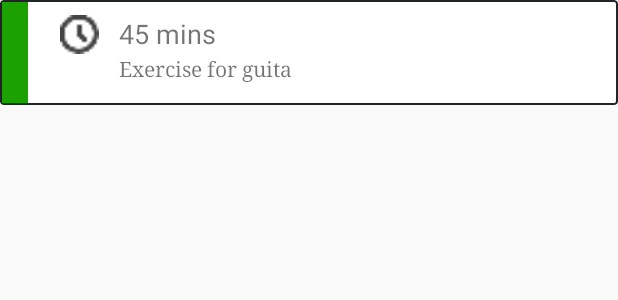
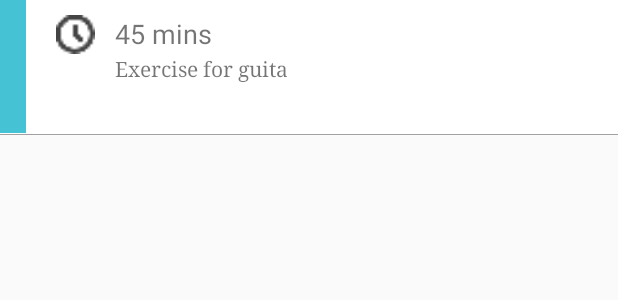
Before and after one commit to auv1107/SctDroid, an Android app: the layout listview_item.xml on its own in the app's theme, with its tools: preview values and no code run, on a phone screen of 412 x 824 dp. Shown: the top 300 px of the screen. Run offline under Robolectric (Android 15) with nearby library versions, the phone set to English and light mode, and no system bars.

```diff
--- a/app/src/main/java/com/sctdroid/reader/Constants.java
+++ b/app/src/main/java/com/sctdroid/reader/Constants.java
@@ -5,4 +5,6 @@ package com.sctdroid.reader;
  */
 public class Constants {
     public static final String PARENT_ID = "parentId";
+    public static final String TASK_NAME = "task_name";
+    public static final String TASK_COUNT = "task_count";
 }
--- a/app/src/main/java/com/sctdroid/reader/Finder.java
+++ b/app/src/main/java/com/sctdroid/reader/Finder.java
@@ -1,15 +1,14 @@
 package com.sctdroid.reader;
-
-import org.androidannotations.annotations.EBean;
 
 import java.util.List;
 
 /**
  * Created by lixindong on 10/16/15.
  */
-@EBean
 public interface Finder<T> {
     public List<T> findAll();
+
     public int size();
+
     public T find(int id);
 }
--- a/app/src/main/java/com/sctdroid/reader/Task.java
+++ b/app/src/main/java/com/sctdroid/reader/Task.java
@@ -9,4 +9,9 @@ public class Task {
     public String task;
     public int count;
     public List<TItem> items;
+    public Task(String task, int count, List<TItem> list) {
+        this.task = task;
+        this.count = count;
+        this.items = list;
+    }
 }
--- a/app/src/main/res/drawable/listitem_background.xml
+++ b/app/src/main/res/drawable/listitem_background.xml
@@ -1,11 +1,15 @@
 <?xml version="1.0" encoding="utf-8"?>
-<shape xmlns:android="http://schemas.android.com/apk/res/android"
-    android:shape="rectangle">
-    <solid android:color="@color/white" />
-    <corners android:radius="2dp" />
-    <stroke
-        android:width="1dp"
-        android:color="@color/gray"
-        android:dashGap="0dp"
-        android:dashWidth="1dp" />
-</shape>
+<!--<shape xmlns:android="http://schemas.android.com/apk/res/android"-->
+    <!--android:shape="rectangle">-->
+    <!--<solid android:color="@color/white" />-->
+    <!--<stroke-->
+        <!--android:width="1dp"-->
+        <!--android:color="@color/gray"-->
+        <!--android:dashGap="0dp"-->
+        <!--android:dashWidth="0dp" />-->
+<!--</shape>-->
+<layer-list xmlns:android="http://schemas.android.com/apk/res/android">
+    <item android:bottom="0dp"><color android:color="@color/light_gray"></color></item>
+    <item android:bottom="1dp"><color android:color="@color/white"></color></item>
+
+</layer-list>
--- a/app/src/main/res/layout/listview_header.xml
+++ b/app/src/main/res/layout/listview_header.xml
@@ -3,7 +3,7 @@
     xmlns:tools="http://schemas.android.com/tools"
     android:layout_width="match_parent"
     android:layout_height="50dp"
-    android:background="@color/gray"
+    android:background="@color/orange"
     android:orientation="vertical">
 
 
--- a/app/src/main/res/layout/listview_item.xml
+++ b/app/src/main/res/layout/listview_item.xml
@@ -1,15 +1,15 @@
 <?xml version="1.0" encoding="utf-8"?>
 <RelativeLayout xmlns:android="http://schemas.android.com/apk/res/android"
     android:layout_width="match_parent"
-    android:layout_height="70dp"
+    android:layout_height="90dp"
     android:background="@drawable/listitem_background">
 
     <FrameLayout
         android:id="@+id/fl_status"
         android:layout_width="17dp"
         android:layout_height="98dp"
-        android:layout_margin="1dp"
-        android:background="#1ba100"></FrameLayout>
+        android:layout_marginBottom="1dp"
+        android:background="@color/light_blue"></FrameLayout>
 
 
     <ImageView
--- a/app/src/main/res/layout/viewpager_task.xml
+++ b/app/src/main/res/layout/viewpager_task.xml
@@ -6,9 +6,11 @@
 
     <ListView
         android:id="@+id/lv_task"
-        android:layout_width="308dp"
+        android:layout_width="match_parent"
         android:layout_height="wrap_content"
         android:layout_gravity="center_horizontal"
         android:alpha="0.7"
+        android:dividerHeight="0dp"
+        android:divider="@null"
         android:background="#fffbfb" />
 </LinearLayout>
--- a/app/src/main/res/values/colors.xml
+++ b/app/src/main/res/values/colors.xml
@@ -1,9 +1,11 @@
 <?xml version="1.0" encoding="utf-8"?>
 <resources>
-    <color name="gray">#21252a</color>
-    <color name="orange">#ff8c6a</color>
+    <color name="gray">#373e46</color>
+    <color name="orange">#ff7212</color>
     <color name="white">#ffffff</color>
     <color name="black">#000000</color>
     <color name="blue">#ff14445a</color>
     <color name="purple">#895ebf</color>
+    <color name="light_gray">#a1a1a2</color>
+    <color name="light_blue">#45c3d5</color>
 </resources>
```
Also changed, not shown: app/src/main/java/com/sctdroid/reader/TItem.java (+8 -0 lines), app/src/main/java/com/sctdroid/reader/TaskFinder.java (+18 -6 lines), app/src/main/java/com/sctdroid/reader/fragments/TaskDetailFragment.java (+35 -7 lines), app/src/main/java/com/sctdroid/reader/fragments/TaskFragment.java (+4 -3 lines), app/src/main/java/com/sctdroid/reader/views/FooterView.java (added, +18 -0 lines), app/src/main/java/com/sctdroid/reader/views/HeaderView.java (added, +18 -0 lines), app/src/main/java/com/sctdroid/reader/views/TItemView.java (+9 -12 lines).
